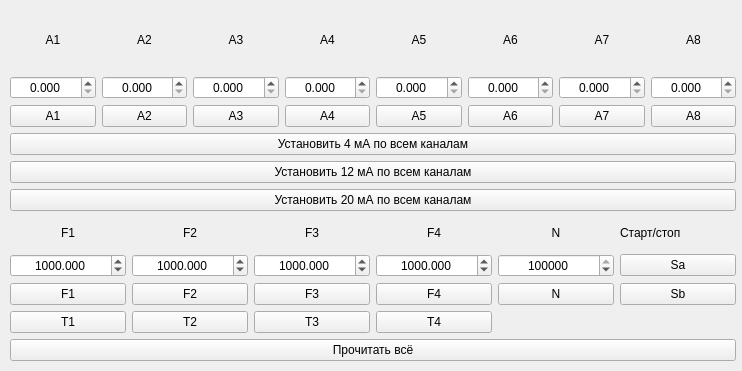
Above: upva.ui from corvinalive/KUControl before the change. Below: the same form after it.
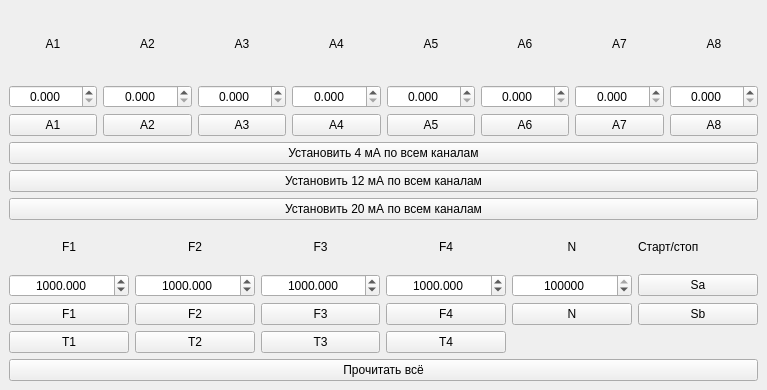
That is the form after the change.

Commit message: Исправлены: 1. Ограничения на ввод значений частоты; 2. Подправил файл gui; 3. Убавил значение задержки с 0.5 до 0.2, а в чтении каналов - до 0.1

What changed in the file:
```diff
--- a/upva.ui
+++ b/upva.ui
@@ -6,23 +6,16 @@
    <rect>
     <x>0</x>
     <y>0</y>
-    <width>742</width>
-    <height>371</height>
+    <width>767</width>
+    <height>390</height>
    </rect>
   </property>
   <property name="windowTitle">
    <string>MainWindow</string>
   </property>
   <widget class="QWidget" name="centralwidget">
-   <widget class="QWidget" name="verticalLayoutWidget">
-    <property name="geometry">
-     <rect>
-      <x>10</x>
-      <y>10</y>
-      <width>726</width>
-      <height>351</height>
-     </rect>
-    </property>
+   <layout class="QVBoxLayout" name="verticalLayout_2">
+    <item>
     <layout class="QVBoxLayout" name="verticalLayout">
      <item>
       <layout class="QGridLayout" name="gridLayout">
@@ -458,7 +451,7 @@
           <number>3</number>
          </property>
          <property name="maximum">
-          <double>15000.000000000000000</double>
+           <double>999999999.000000000000000</double>
          </property>
          <property name="value">
           <double>1000.000000000000000</double>
@@ -474,7 +467,7 @@
           <number>3</number>
          </property>
          <property name="maximum">
-          <double>15000.000000000000000</double>
+           <double>999999999.000000000000000</double>
          </property>
          <property name="value">
           <double>1000.000000000000000</double>
@@ -490,7 +483,7 @@
           <number>3</number>
          </property>
          <property name="maximum">
-          <double>15000.000000000000000</double>
+           <double>999999999.000000000000000</double>
          </property>
          <property name="value">
           <double>1000.000000000000000</double>
@@ -506,7 +499,7 @@
           <number>3</number>
          </property>
          <property name="maximum">
-          <double>15000.000000000000000</double>
+           <double>999999999.000000000000000</double>
          </property>
          <property name="value">
           <double>1000.000000000000000</double>
@@ -551,7 +544,8 @@
       </widget>
      </item>
     </layout>
-   </widget>
+    </item>
+   </layout>
   </widget>
  </widget>
  <resources/>
```
Left out of the diff: 2 changed lines with no effect on the pictures. Lines whose indentation alone changed are shown as unchanged. The commit also changes 1 other file.
